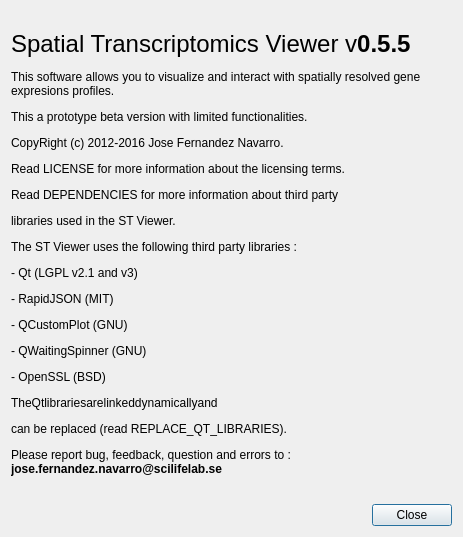
First picture: the form in assets/ui/aboutdialog.ui, repository jfnavarro/st_viewer, before the edit.
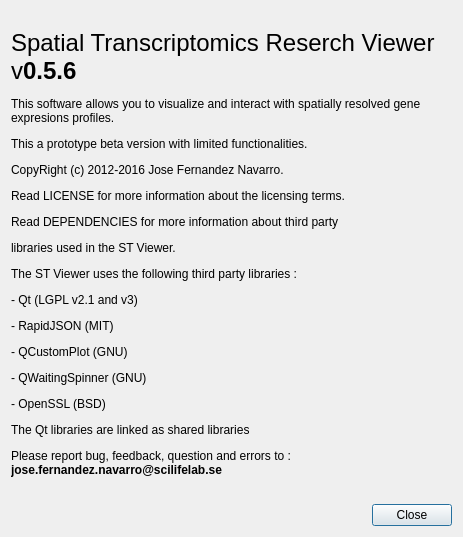
Second picture: the form after the edit.

Patch:
```diff
--- a/assets/ui/aboutdialog.ui
+++ b/assets/ui/aboutdialog.ui
@@ -43,7 +43,7 @@
         <bool>true</bool>
        </property>
        <property name="text">
-        <string>&lt;html&gt;&lt;head/&gt;&lt;body&gt;&lt;p&gt;&lt;span style=&quot; font-size:18pt;&quot;&gt;Spatial Transcriptomics Viewer v&lt;/span&gt;&lt;span style=&quot; font-size:18pt; font-weight:600;&quot;&gt;0.5.5&lt;/span&gt;&lt;/p&gt;&lt;p&gt;This software allows you to visualize and interact with spatially resolved gene expresions profiles.&lt;/p&gt;&lt;p&gt;This a prototype beta version with limited functionalities.&lt;/p&gt;&lt;p&gt;CopyRight (c) 2012-2016 Jose Fernandez Navarro.&lt;/p&gt;&lt;p&gt;Read LICENSE for more information about the licensing terms.&lt;/p&gt;&lt;p&gt;Read DEPENDENCIES for more information about third party&lt;/p&gt;&lt;p&gt;libraries used in the ST Viewer. &lt;/p&gt;&lt;p&gt;The ST Viewer uses the following third party libraries :&lt;/p&gt;&lt;p&gt;- Qt (LGPL v2.1 and v3)&lt;/p&gt;&lt;p&gt;- RapidJSON (MIT)&lt;/p&gt;&lt;p&gt;- QCustomPlot (GNU)&lt;/p&gt;&lt;p&gt;- QWaitingSpinner (GNU)&lt;/p&gt;&lt;p&gt;- OpenSSL (BSD)&lt;/p&gt;&lt;p&gt;The&lt;span style=&quot; color:#c0c0c0;&quot;/&gt;Qt&lt;span style=&quot; color:#c0c0c0;&quot;/&gt;libraries&lt;span style=&quot; color:#c0c0c0;&quot;/&gt;are&lt;span style=&quot; color:#c0c0c0;&quot;/&gt;linked&lt;span style=&quot; color:#c0c0c0;&quot;/&gt;dynamically&lt;span style=&quot; color:#c0c0c0;&quot;/&gt;and&lt;/p&gt;&lt;p&gt;can be replaced (read REPLACE_QT_LIBRARIES).&lt;/p&gt;&lt;p&gt;Please report bug, feedback, question and errors to : &lt;span style=&quot; font-weight:600;&quot;&gt;jose.fernandez.navarro@scilifelab.se&lt;/span&gt;&lt;/p&gt;&lt;/body&gt;&lt;/html&gt;</string>
+        <string>&lt;html&gt;&lt;head/&gt;&lt;body&gt;&lt;p&gt;&lt;span style=&quot; font-size:18pt;&quot;&gt;Spatial Transcriptomics Reserch Viewer v&lt;/span&gt;&lt;span style=&quot; font-size:18pt; font-weight:600;&quot;&gt;0.5.6&lt;/span&gt;&lt;/p&gt;&lt;p&gt;This software allows you to visualize and interact with spatially resolved gene expresions profiles.&lt;/p&gt;&lt;p&gt;This a prototype beta version with limited functionalities.&lt;/p&gt;&lt;p&gt;CopyRight (c) 2012-2016 Jose Fernandez Navarro.&lt;/p&gt;&lt;p&gt;Read LICENSE for more information about the licensing terms.&lt;/p&gt;&lt;p&gt;Read DEPENDENCIES for more information about third party&lt;/p&gt;&lt;p&gt;libraries used in the ST Viewer. &lt;/p&gt;&lt;p&gt;The ST Viewer uses the following third party libraries :&lt;/p&gt;&lt;p&gt;- Qt (LGPL v2.1 and v3)&lt;/p&gt;&lt;p&gt;- RapidJSON (MIT)&lt;/p&gt;&lt;p&gt;- QCustomPlot (GNU)&lt;/p&gt;&lt;p&gt;- QWaitingSpinner (GNU)&lt;/p&gt;&lt;p&gt;- OpenSSL (BSD)&lt;/p&gt;&lt;p&gt;The Qt libraries are linked as shared libraries&lt;/p&gt;&lt;p&gt;Please report bug, feedback, question and errors to : &lt;span style=&quot; font-weight:600;&quot;&gt;jose.fernandez.navarro@scilifelab.se&lt;/span&gt;&lt;/p&gt;&lt;/body&gt;&lt;/html&gt;</string>
        </property>
        <property name="textFormat">
         <enum>Qt::AutoText</enum>
```
